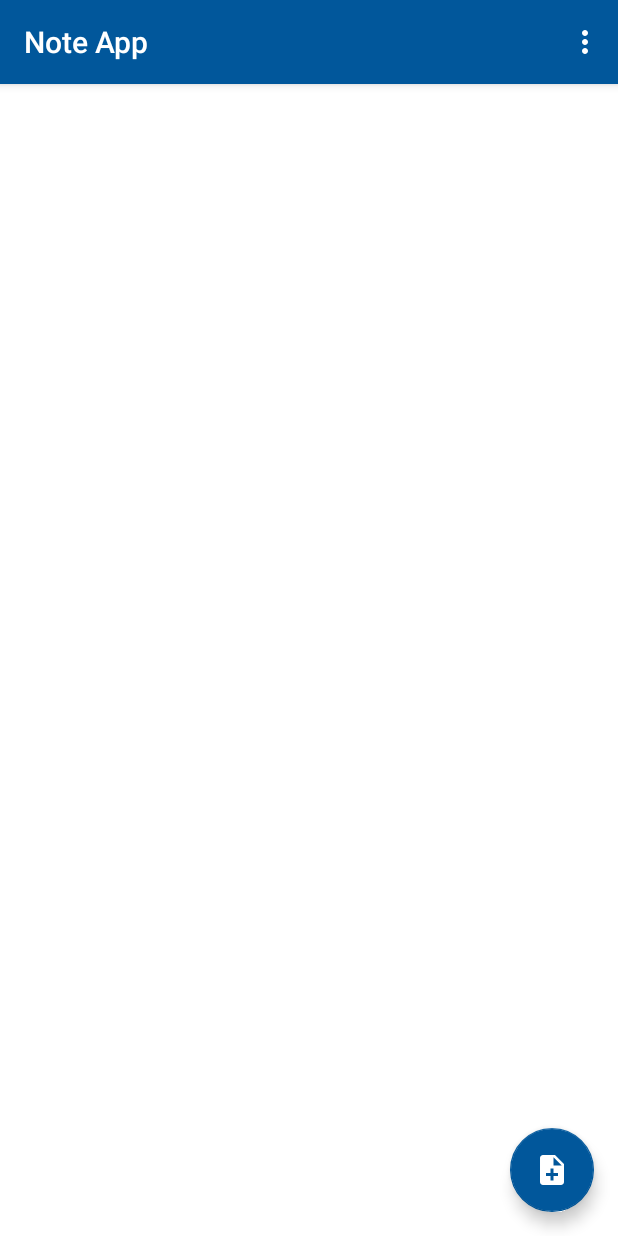
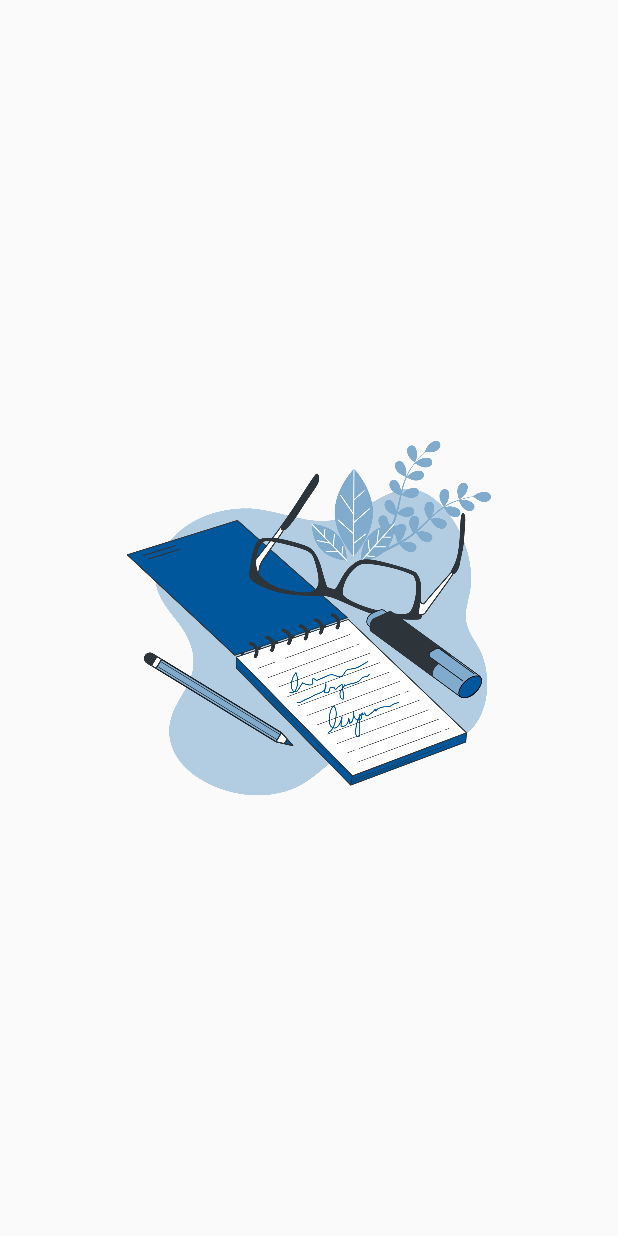
Before and after one commit to MosesWangira/MVVM, an Android app: the screen it shows after launch (MainActivity before the commit, SplashScreen after it), on a phone screen of 412 x 824 dp. Run offline under Robolectric (Android 15) with nearby library versions, the phone set to English and light mode, and no system bars.

Commit message:
polish UI and change app name

```diff
--- a/app/build.gradle
+++ b/app/build.gradle
@@ -16,6 +16,9 @@ android {
         versionCode 1
         versionName "1.0"
         testInstrumentationRunner "androidx.test.runner.AndroidJUnitRunner"
+
+        //Jet pack support library for vector drawables down up to api level 7
+        vectorDrawables.useSupportLibrary = true
     }
     buildTypes {
         release {
--- a/app/src/main/java/com/example/arcitecturemvvm/ui/MainActivity.kt
+++ b/app/src/main/java/com/example/arcitecturemvvm/ui/MainActivity.kt
@@ -30,7 +30,6 @@ class MainActivity : AppCompatActivity()  {
 
 
         fab_icon = findViewById(R.id.fab)
-        Picasso.with(this).load(R.drawable.add_note).into(fab_icon)
 
         fab_icon.setOnClickListener {
             val intent = Intent(this@MainActivity, NewWordActivity::class.java)
--- /dev/null
+++ b/app/src/main/java/com/example/arcitecturemvvm/ui/SplashScreen.kt
@@ -0,0 +1,41 @@
+package com.example.arcitecturemvvm.ui
+
+import android.content.Intent
+import android.os.Bundle
+import android.widget.ImageView
+import android.widget.TextView
+import androidx.appcompat.app.AppCompatActivity
+import com.example.arcitecturemvvm.R
+import com.example.arcitecturemvvm.util.loadAnimation
+
+class SplashScreen : AppCompatActivity() {
+    override fun onCreate(savedInstanceState: Bundle?) {
+        super.onCreate(savedInstanceState)
+        setContentView(R.layout.activity_splash_screen)
+
+        val splashAnimator = loadAnimation(this@SplashScreen, R.anim.splash_animation)
+
+        val splashImage: ImageView = findViewById(R.id.splashImage)
+        val splashText: TextView = findViewById(R.id.splashText)
+
+        splashImage.startAnimation(splashAnimator)
+        splashText.startAnimation(splashAnimator)
+
+
+        //running on thread
+        val timer = object : Thread() {
+            override fun run() {
+                try {
+                    sleep(4000)
+                } catch (e: InterruptedException) {
+                    e.printStackTrace()
+                } finally {
+                    startActivity(Intent(this@SplashScreen, MainActivity::class.java))
+                    finish()
+                }
+            }
+        }
+        timer.start()
+
+    }
+}
--- /dev/null
+++ b/app/src/main/res/anim/splash_animation.xml
@@ -0,0 +1,9 @@
+<?xml version="1.0" encoding="utf-8"?>
+<alpha
+    xmlns:android="http://schemas.android.com/apk/res/android"
+    android:fromAlpha="0.0"
+    android:toAlpha="1.0"
+    android:duration="500"
+    android:fromYDelta="80%"
+    android:interpolator="@android:anim/linear_interpolator"
+    android:toYDelta="0"/>
--- a/app/src/main/res/layout/activity_main.xml
+++ b/app/src/main/res/layout/activity_main.xml
@@ -24,6 +24,7 @@
         app:layout_constraintBottom_toBottomOf="parent"
         app:layout_constraintEnd_toEndOf="parent"
         android:layout_width="wrap_content"
+        app:srcCompat="@drawable/add_note"
         android:layout_height="wrap_content"
         android:layout_margin="16dp" />
 
--- /dev/null
+++ b/app/src/main/res/layout/activity_splash_screen.xml
@@ -0,0 +1,30 @@
+<?xml version="1.0" encoding="utf-8"?>
+
+<RelativeLayout xmlns:android="http://schemas.android.com/apk/res/android"
+    xmlns:app="http://schemas.android.com/apk/res-auto"
+    xmlns:tools="http://schemas.android.com/tools"
+    android:layout_width="match_parent"
+    android:layout_height="match_parent"
+    tools:context=".ui.SplashScreen">
+
+    <ImageView
+        android:id="@+id/splashImage"
+        android:layout_width="300dp"
+        android:layout_height="300dp"
+        android:layout_centerInParent="true"
+        android:contentDescription="@string/splashimage"
+        android:scaleType="centerCrop"
+        app:srcCompat="@drawable/splash_image" />
+
+    <TextView
+        android:id="@+id/splashText"
+        android:layout_width="match_parent"
+        android:layout_height="wrap_content"
+        android:layout_alignParentBottom="true"
+        android:layout_margin="30dp"
+        android:gravity="center_horizontal"
+        android:text="@string/note_it_down"
+        android:textSize="20sp"
+        android:textStyle="bold" />
+
+</RelativeLayout>
--- a/app/src/main/res/values/strings.xml
+++ b/app/src/main/res/values/strings.xml
@@ -1,5 +1,5 @@
 <resources>
-    <string name="app_name">RoomWordSample</string>
+    <string name="app_name">Note App</string>
     <string name="hint_word">Content</string>
     <string name="button_save">Save Note</string>
     <string name="empty_not_saved">Word not saved because it is empty.</string>
@@ -8,4 +8,6 @@
     <string name="urgency">urgency</string>
     <string name="enter_your_note_to_save">Write down your note</string>
     <string name="delete_by_title">Delete by Title</string>
+    <string name="splashimage">splashImage</string>
+    <string name="note_it_down">Note it down</string>
 </resources>
--- a/app/src/main/res/values/styles.xml
+++ b/app/src/main/res/values/styles.xml
@@ -8,14 +8,8 @@
         <item name="colorAccent">@color/colorPrimary</item>
     </style>
 
-    <!-- The default font for RecyclerView items is too small.
-The margin is a simple delimiter between the words. -->
     <style name="font">
         <item name="android:textSize">@dimen/textSize</item>
-<!--        <item name="android:layout_marginBottom">8dp</item>-->
-<!--        <item name="android:paddingLeft">8dp</item>-->
-<!--        <item name="android:background">@android:color/holo_orange_light</item>-->
-<!--        <item name="android:textAppearance">@android:style/TextAppearance.Large</item>-->
     </style>
 
 
@@ -23,4 +17,10 @@ The margin is a simple delimiter between the words. -->
         <item name="android:actionMenuTextAppearance">@dimen/textSize</item>
     </style>
 
+    <!-- No Action Bar-->
+    <style name="AppTheme.NoActionBar">
+        <item name="windowActionBar">false</item>
+        <item name="windowNoTitle">true</item>
+    </style>
+
 </resources>
```
Also changed, not shown: app/src/main/AndroidManifest.xml (+12 -5 lines), app/src/main/java/com/example/arcitecturemvvm/util/MyFunctions.kt (deleted, +0 -10 lines), app/src/main/java/com/example/arcitecturemvvm/util/extensions.kt (added, +31 -0 lines), app/src/main/res/drawable/login_button_blue_background.xml (+2 -14 lines).
